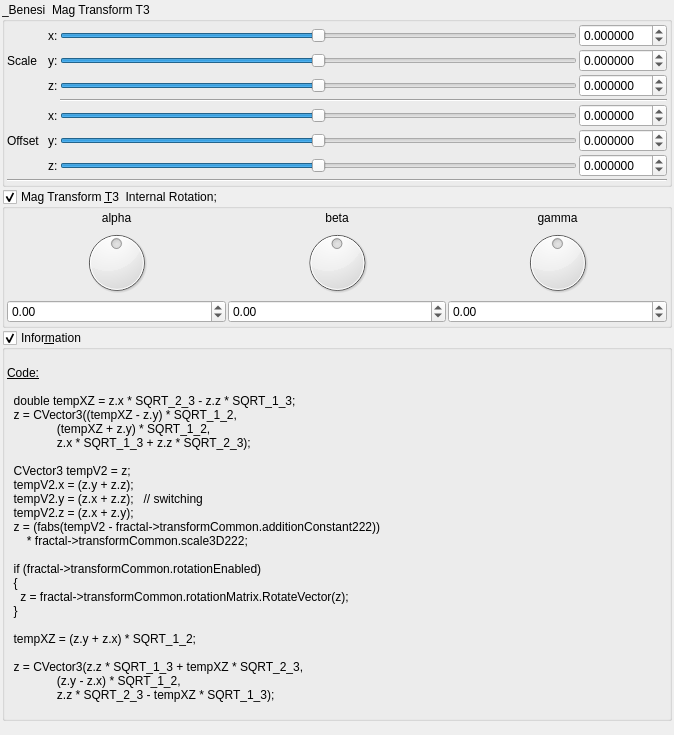
Before: the Qt Designer form mandelbulber2/qt_data/fractal_transf_benesi_T3.ui in buddhi1980/mandelbulber2, drawn with Qt 5.
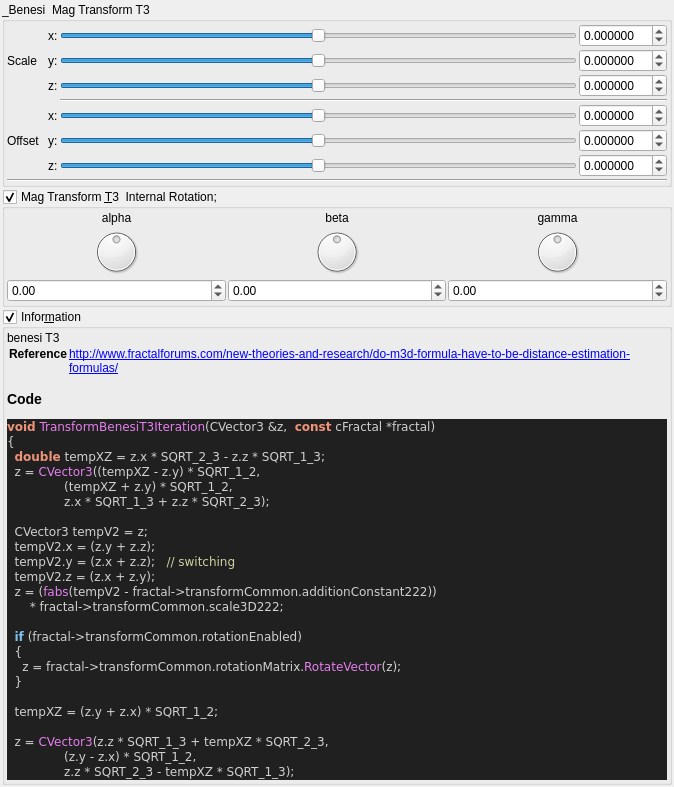
After: the same form once the commit is applied. Custom widgets are drawn as their Qt base class.

Commit message:
added all transforms information boxes
now all formulas can be parsed.

@buddhi do you got a reference for Xenodreambuie formula?

What changed in the file:
```diff
--- a/mandelbulber2/qt_data/fractal_transf_benesi_T3.ui
+++ b/mandelbulber2/qt_data/fractal_transf_benesi_T3.ui
@@ -653,36 +653,47 @@
       <item>
        <widget class="QLabel" name="label_4">
         <property name="text">
-         <string>&lt;!DOCTYPE HTML PUBLIC &quot;-//W3C//DTD HTML 4.0//EN&quot; &quot;http://www.w3.org/TR/REC-html40/strict.dtd&quot;&gt;
-&lt;html&gt;&lt;head&gt;&lt;meta name=&quot;qrichtext&quot; content=&quot;1&quot; /&gt;&lt;style type=&quot;text/css&quot;&gt;
-p, li { white-space: pre-wrap; }
-&lt;/style&gt;&lt;/head&gt;&lt;body&gt;
-&lt;p style=&quot;-qt-paragraph-type:empty; margin-top:0px; margin-bottom:0px; margin-left:0px; margin-right:0px; -qt-block-indent:0; text-indent:0px;&quot;&gt;&lt;br /&gt;&lt;/p&gt;
-&lt;p style=&quot; margin-top:0px; margin-bottom:0px; margin-left:0px; margin-right:0px; -qt-block-indent:0; text-indent:0px;&quot;&gt;&lt;span style=&quot; text-decoration: underline;&quot;&gt;Code:&lt;/span&gt;&lt;/p&gt;
-&lt;p style=&quot;-qt-paragraph-type:empty; margin-top:0px; margin-bottom:0px; margin-left:0px; margin-right:0px; -qt-block-indent:0; text-indent:0px; text-decoration: underline;&quot;&gt;&lt;br /&gt;&lt;/p&gt;
-&lt;p style=&quot; margin-top:0px; margin-bottom:0px; margin-left:0px; margin-right:0px; -qt-block-indent:0; text-indent:0px;&quot;&gt;  double tempXZ = z.x * SQRT_2_3 - z.z * SQRT_1_3;&lt;/p&gt;
-&lt;p style=&quot; margin-top:0px; margin-bottom:0px; margin-left:0px; margin-right:0px; -qt-block-indent:0; text-indent:0px;&quot;&gt;  z = CVector3((tempXZ - z.y) * SQRT_1_2,&lt;/p&gt;
-&lt;p style=&quot; margin-top:0px; margin-bottom:0px; margin-left:0px; margin-right:0px; -qt-block-indent:0; text-indent:0px;&quot;&gt;               (tempXZ + z.y) * SQRT_1_2,&lt;/p&gt;
-&lt;p style=&quot; margin-top:0px; margin-bottom:0px; margin-left:0px; margin-right:0px; -qt-block-indent:0; text-indent:0px;&quot;&gt;               z.x * SQRT_1_3 + z.z * SQRT_2_3);&lt;/p&gt;
-&lt;p style=&quot;-qt-paragraph-type:empty; margin-top:0px; margin-bottom:0px; margin-left:0px; margin-right:0px; -qt-block-indent:0; text-indent:0px;&quot;&gt;&lt;br /&gt;&lt;/p&gt;
-&lt;p style=&quot; margin-top:0px; margin-bottom:0px; margin-left:0px; margin-right:0px; -qt-block-indent:0; text-indent:0px;&quot;&gt;  CVector3 tempV2 = z;&lt;/p&gt;
-&lt;p style=&quot; margin-top:0px; margin-bottom:0px; margin-left:0px; margin-right:0px; -qt-block-indent:0; text-indent:0px;&quot;&gt;  tempV2.x = (z.y + z.z);&lt;/p&gt;
-&lt;p style=&quot; margin-top:0px; margin-bottom:0px; margin-left:0px; margin-right:0px; -qt-block-indent:0; text-indent:0px;&quot;&gt;  tempV2.y = (z.x + z.z);   // switching&lt;/p&gt;
-&lt;p style=&quot; margin-top:0px; margin-bottom:0px; margin-left:0px; margin-right:0px; -qt-block-indent:0; text-indent:0px;&quot;&gt;  tempV2.z = (z.x + z.y);&lt;/p&gt;
-&lt;p style=&quot; margin-top:0px; margin-bottom:0px; margin-left:0px; margin-right:0px; -qt-block-indent:0; text-indent:0px;&quot;&gt;  z = (fabs(tempV2 - fractal-&amp;gt;transformCommon.additionConstant222))&lt;/p&gt;
-&lt;p style=&quot; margin-top:0px; margin-bottom:0px; margin-left:0px; margin-right:0px; -qt-block-indent:0; text-indent:0px;&quot;&gt;      * fractal-&amp;gt;transformCommon.scale3D222;&lt;/p&gt;
-&lt;p style=&quot;-qt-paragraph-type:empty; margin-top:0px; margin-bottom:0px; margin-left:0px; margin-right:0px; -qt-block-indent:0; text-indent:0px;&quot;&gt;&lt;br /&gt;&lt;/p&gt;
-&lt;p style=&quot; margin-top:0px; margin-bottom:0px; margin-left:0px; margin-right:0px; -qt-block-indent:0; text-indent:0px;&quot;&gt;  if (fractal-&amp;gt;transformCommon.rotationEnabled)&lt;/p&gt;
-&lt;p style=&quot; margin-top:0px; margin-bottom:0px; margin-left:0px; margin-right:0px; -qt-block-indent:0; text-indent:0px;&quot;&gt;  {&lt;/p&gt;
-&lt;p style=&quot; margin-top:0px; margin-bottom:0px; margin-left:0px; margin-right:0px; -qt-block-indent:0; text-indent:0px;&quot;&gt;    z = fractal-&amp;gt;transformCommon.rotationMatrix.RotateVector(z);&lt;/p&gt;
-&lt;p style=&quot; margin-top:0px; margin-bottom:0px; margin-left:0px; margin-right:0px; -qt-block-indent:0; text-indent:0px;&quot;&gt;  }&lt;/p&gt;
-&lt;p style=&quot;-qt-paragraph-type:empty; margin-top:0px; margin-bottom:0px; margin-left:0px; margin-right:0px; -qt-block-indent:0; text-indent:0px;&quot;&gt;&lt;br /&gt;&lt;/p&gt;
-&lt;p style=&quot; margin-top:0px; margin-bottom:0px; margin-left:0px; margin-right:0px; -qt-block-indent:0; text-indent:0px;&quot;&gt;  tempXZ = (z.y + z.x) * SQRT_1_2;&lt;/p&gt;
-&lt;p style=&quot;-qt-paragraph-type:empty; margin-top:0px; margin-bottom:0px; margin-left:0px; margin-right:0px; -qt-block-indent:0; text-indent:0px;&quot;&gt;&lt;br /&gt;&lt;/p&gt;
-&lt;p style=&quot; margin-top:0px; margin-bottom:0px; margin-left:0px; margin-right:0px; -qt-block-indent:0; text-indent:0px;&quot;&gt;  z = CVector3(z.z * SQRT_1_3 + tempXZ * SQRT_2_3,&lt;/p&gt;
-&lt;p style=&quot; margin-top:0px; margin-bottom:0px; margin-left:0px; margin-right:0px; -qt-block-indent:0; text-indent:0px;&quot;&gt;               (z.y - z.x) * SQRT_1_2,&lt;/p&gt;
-&lt;p style=&quot; margin-top:0px; margin-bottom:0px; margin-left:0px; margin-right:0px; -qt-block-indent:0; text-indent:0px;&quot;&gt;               z.z * SQRT_2_3 - tempXZ * SQRT_1_3);&lt;/p&gt;
-&lt;p style=&quot;-qt-paragraph-type:empty; margin-top:0px; margin-bottom:0px; margin-left:0px; margin-right:0px; -qt-block-indent:0; text-indent:0px;&quot;&gt;&lt;br /&gt;&lt;/p&gt;&lt;/body&gt;&lt;/html&gt;</string>
+         <string>&lt;p&gt;benesi T3&lt;/p&gt;&lt;table&gt;
+&lt;tr&gt;&lt;th&gt;Reference&lt;/th&gt;&lt;td&gt;&lt;a href=&quot;http://www.fractalforums.com/new-theories-and-research/do-m3d-formula-have-to-be-distance-estimation-formulas/&quot;&gt;http://www.fractalforums.com/new-theories-and-research/do-m3d-formula-have-to-be-distance-estimation-formulas/&lt;/a&gt;&lt;/td&gt;&lt;/tr&gt;
+&lt;/table&gt;
+&lt;h3&gt;Code&lt;/h3&gt;
+&lt;!DOCTYPE HTML PUBLIC &quot;-//W3C//DTD HTML 4.0 Transitional//EN&quot;&gt;
+&lt;html&gt;
+&lt;head&gt;
+&lt;meta http-equiv=&quot;content-type&quot; content=&quot;text/html; charset=ISO-8859-1&quot;&gt;
+&lt;title&gt;Source file&lt;/title&gt;
+&lt;/head&gt;
+&lt;body style=&quot;background-color:#202020&quot;&gt;
+&lt;pre style=&quot;color:#d0d0d0; background-color:#202020;  font-family:'Courier New';&quot;&gt;&lt;span style=&quot;color:#f09479; font-weight:bold&quot;&gt;void&lt;/span&gt; &lt;span style=&quot;color:#e47eed&quot;&gt;TransformBenesiT3Iteration&lt;/span&gt;&lt;span style=&quot;color:#d0d0d0&quot;&gt;(&lt;/span&gt;CVector3 &lt;span style=&quot;color:#d0d0d0&quot;&gt;&amp;amp;&lt;/span&gt;z&lt;span style=&quot;color:#d0d0d0&quot;&gt;,&lt;/span&gt;  &lt;span style=&quot;color:#f09479; font-weight:bold&quot;&gt;const&lt;/span&gt; cFractal &lt;span style=&quot;color:#d0d0d0&quot;&gt;*&lt;/span&gt;fractal&lt;span style=&quot;color:#d0d0d0&quot;&gt;)&lt;/span&gt;
+&lt;span style=&quot;color:#d0d0d0&quot;&gt;{&lt;/span&gt;
+  &lt;span style=&quot;color:#f09479; font-weight:bold&quot;&gt;double&lt;/span&gt; tempXZ &lt;span style=&quot;color:#d0d0d0&quot;&gt;=&lt;/span&gt; z&lt;span style=&quot;color:#d0d0d0&quot;&gt;.&lt;/span&gt;x &lt;span style=&quot;color:#d0d0d0&quot;&gt;*&lt;/span&gt; SQRT_2_3 &lt;span style=&quot;color:#d0d0d0&quot;&gt;-&lt;/span&gt; z&lt;span style=&quot;color:#d0d0d0&quot;&gt;.&lt;/span&gt;z &lt;span style=&quot;color:#d0d0d0&quot;&gt;*&lt;/span&gt; SQRT_1_3&lt;span style=&quot;color:#d0d0d0&quot;&gt;;&lt;/span&gt;
+  z &lt;span style=&quot;color:#d0d0d0&quot;&gt;=&lt;/span&gt; &lt;span style=&quot;color:#e47eed&quot;&gt;CVector3&lt;/span&gt;&lt;span style=&quot;color:#d0d0d0&quot;&gt;((&lt;/span&gt;tempXZ &lt;span style=&quot;color:#d0d0d0&quot;&gt;-&lt;/span&gt; z&lt;span style=&quot;color:#d0d0d0&quot;&gt;.&lt;/span&gt;y&lt;span style=&quot;color:#d0d0d0&quot;&gt;) *&lt;/span&gt; SQRT_1_2&lt;span style=&quot;color:#d0d0d0&quot;&gt;,&lt;/span&gt;
+               &lt;span style=&quot;color:#d0d0d0&quot;&gt;(&lt;/span&gt;tempXZ &lt;span style=&quot;color:#d0d0d0&quot;&gt;+&lt;/span&gt; z&lt;span style=&quot;color:#d0d0d0&quot;&gt;.&lt;/span&gt;y&lt;span style=&quot;color:#d0d0d0&quot;&gt;) *&lt;/span&gt; SQRT_1_2&lt;span style=&quot;color:#d0d0d0&quot;&gt;,&lt;/span&gt;
+               z&lt;span style=&quot;color:#d0d0d0&quot;&gt;.&lt;/span&gt;x &lt;span style=&quot;color:#d0d0d0&quot;&gt;*&lt;/span&gt; SQRT_1_3 &lt;span style=&quot;color:#d0d0d0&quot;&gt;+&lt;/span&gt; z&lt;span style=&quot;color:#d0d0d0&quot;&gt;.&lt;/span&gt;z &lt;span style=&quot;color:#d0d0d0&quot;&gt;*&lt;/span&gt; SQRT_2_3&lt;span style=&quot;color:#d0d0d0&quot;&gt;);&lt;/span&gt;
+
+  CVector3 tempV2 &lt;span style=&quot;color:#d0d0d0&quot;&gt;=&lt;/span&gt; z&lt;span style=&quot;color:#d0d0d0&quot;&gt;;&lt;/span&gt;
+  tempV2&lt;span style=&quot;color:#d0d0d0&quot;&gt;.&lt;/span&gt;x &lt;span style=&quot;color:#d0d0d0&quot;&gt;= (&lt;/span&gt;z&lt;span style=&quot;color:#d0d0d0&quot;&gt;.&lt;/span&gt;y &lt;span style=&quot;color:#d0d0d0&quot;&gt;+&lt;/span&gt; z&lt;span style=&quot;color:#d0d0d0&quot;&gt;.&lt;/span&gt;z&lt;span style=&quot;color:#d0d0d0&quot;&gt;);&lt;/span&gt;
+  tempV2&lt;span style=&quot;color:#d0d0d0&quot;&gt;.&lt;/span&gt;y &lt;span style=&quot;color:#d0d0d0&quot;&gt;= (&lt;/span&gt;z&lt;span style=&quot;color:#d0d0d0&quot;&gt;.&lt;/span&gt;x &lt;span style=&quot;color:#d0d0d0&quot;&gt;+&lt;/span&gt; z&lt;span style=&quot;color:#d0d0d0&quot;&gt;.&lt;/span&gt;z&lt;span style=&quot;color:#d0d0d0&quot;&gt;);&lt;/span&gt;   &lt;span style=&quot;color:#d0d0a0&quot;&gt;// switching&lt;/span&gt;
+  tempV2&lt;span style=&quot;color:#d0d0d0&quot;&gt;.&lt;/span&gt;z &lt;span style=&quot;color:#d0d0d0&quot;&gt;= (&lt;/span&gt;z&lt;span style=&quot;color:#d0d0d0&quot;&gt;.&lt;/span&gt;x &lt;span style=&quot;color:#d0d0d0&quot;&gt;+&lt;/span&gt; z&lt;span style=&quot;color:#d0d0d0&quot;&gt;.&lt;/span&gt;y&lt;span style=&quot;color:#d0d0d0&quot;&gt;);&lt;/span&gt;
+  z &lt;span style=&quot;color:#d0d0d0&quot;&gt;= (&lt;/span&gt;&lt;span style=&quot;color:#e47eed&quot;&gt;fabs&lt;/span&gt;&lt;span style=&quot;color:#d0d0d0&quot;&gt;(&lt;/span&gt;tempV2 &lt;span style=&quot;color:#d0d0d0&quot;&gt;-&lt;/span&gt; fractal&lt;span style=&quot;color:#d0d0d0&quot;&gt;-&amp;gt;&lt;/span&gt;transformCommon&lt;span style=&quot;color:#d0d0d0&quot;&gt;.&lt;/span&gt;additionConstant222&lt;span style=&quot;color:#d0d0d0&quot;&gt;))&lt;/span&gt;
+      &lt;span style=&quot;color:#d0d0d0&quot;&gt;*&lt;/span&gt; fractal&lt;span style=&quot;color:#d0d0d0&quot;&gt;-&amp;gt;&lt;/span&gt;transformCommon&lt;span style=&quot;color:#d0d0d0&quot;&gt;.&lt;/span&gt;scale3D222&lt;span style=&quot;color:#d0d0d0&quot;&gt;;&lt;/span&gt;
+
+  &lt;span style=&quot;color:#7ec0ee; font-weight:bold&quot;&gt;if&lt;/span&gt; &lt;span style=&quot;color:#d0d0d0&quot;&gt;(&lt;/span&gt;fractal&lt;span style=&quot;color:#d0d0d0&quot;&gt;-&amp;gt;&lt;/span&gt;transformCommon&lt;span style=&quot;color:#d0d0d0&quot;&gt;.&lt;/span&gt;rotationEnabled&lt;span style=&quot;color:#d0d0d0&quot;&gt;)&lt;/span&gt;
+  &lt;span style=&quot;color:#d0d0d0&quot;&gt;{&lt;/span&gt;
+    z &lt;span style=&quot;color:#d0d0d0&quot;&gt;=&lt;/span&gt; fractal&lt;span style=&quot;color:#d0d0d0&quot;&gt;-&amp;gt;&lt;/span&gt;transformCommon&lt;span style=&quot;color:#d0d0d0&quot;&gt;.&lt;/span&gt;rotationMatrix&lt;span style=&quot;color:#d0d0d0&quot;&gt;.&lt;/span&gt;&lt;span style=&quot;color:#e47eed&quot;&gt;RotateVector&lt;/span&gt;&lt;span style=&quot;color:#d0d0d0&quot;&gt;(&lt;/span&gt;z&lt;span style=&quot;color:#d0d0d0&quot;&gt;);&lt;/span&gt;
+  &lt;span style=&quot;color:#d0d0d0&quot;&gt;}&lt;/span&gt;
+
+  tempXZ &lt;span style=&quot;color:#d0d0d0&quot;&gt;= (&lt;/span&gt;z&lt;span style=&quot;color:#d0d0d0&quot;&gt;.&lt;/span&gt;y &lt;span style=&quot;color:#d0d0d0&quot;&gt;+&lt;/span&gt; z&lt;span style=&quot;color:#d0d0d0&quot;&gt;.&lt;/span&gt;x&lt;span style=&quot;color:#d0d0d0&quot;&gt;) *&lt;/span&gt; SQRT_1_2&lt;span style=&quot;color:#d0d0d0&quot;&gt;;&lt;/span&gt;
+
+  z &lt;span style=&quot;color:#d0d0d0&quot;&gt;=&lt;/span&gt; &lt;span style=&quot;color:#e47eed&quot;&gt;CVector3&lt;/span&gt;&lt;span style=&quot;color:#d0d0d0&quot;&gt;(&lt;/span&gt;z&lt;span style=&quot;color:#d0d0d0&quot;&gt;.&lt;/span&gt;z &lt;span style=&quot;color:#d0d0d0&quot;&gt;*&lt;/span&gt; SQRT_1_3 &lt;span style=&quot;color:#d0d0d0&quot;&gt;+&lt;/span&gt; tempXZ &lt;span style=&quot;color:#d0d0d0&quot;&gt;*&lt;/span&gt; SQRT_2_3&lt;span style=&quot;color:#d0d0d0&quot;&gt;,&lt;/span&gt;
+               &lt;span style=&quot;color:#d0d0d0&quot;&gt;(&lt;/span&gt;z&lt;span style=&quot;color:#d0d0d0&quot;&gt;.&lt;/span&gt;y &lt;span style=&quot;color:#d0d0d0&quot;&gt;-&lt;/span&gt; z&lt;span style=&quot;color:#d0d0d0&quot;&gt;.&lt;/span&gt;x&lt;span style=&quot;color:#d0d0d0&quot;&gt;) *&lt;/span&gt; SQRT_1_2&lt;span style=&quot;color:#d0d0d0&quot;&gt;,&lt;/span&gt;
+               z&lt;span style=&quot;color:#d0d0d0&quot;&gt;.&lt;/span&gt;z &lt;span style=&quot;color:#d0d0d0&quot;&gt;*&lt;/span&gt; SQRT_2_3 &lt;span style=&quot;color:#d0d0d0&quot;&gt;-&lt;/span&gt; tempXZ &lt;span style=&quot;color:#d0d0d0&quot;&gt;*&lt;/span&gt; SQRT_1_3&lt;span style=&quot;color:#d0d0d0&quot;&gt;);&lt;/span&gt;
+&lt;span style=&quot;color:#d0d0d0&quot;&gt;}&lt;/span&gt;
+&lt;/pre&gt;
+&lt;/body&gt;
+&lt;/html&gt;
+&lt;!--HTML generated by highlight 3.9, http://www.andre-simon.de/--&gt;
+</string>
         </property>
         <property name="wordWrap">
          <bool>true</bool>
```
Left out of the diff: 2 changed lines with no effect on the pictures. The commit also changes 75 other files.
